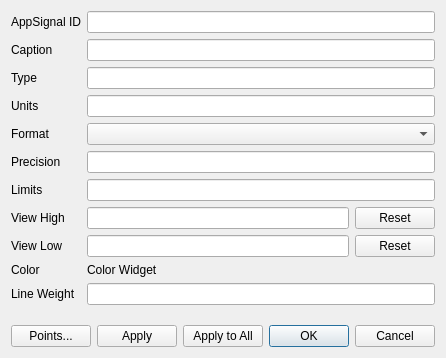
This is libs/TrendView/DialogTrendSignalProperties.ui in whiteman-kr/u7set as Qt 5 draws it before an edit. The edited form follows.
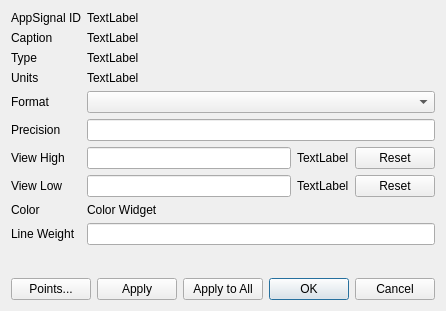
This is the edited form. Custom widgets are drawn as their Qt base class.

Commit message: RPCT-4156, TrendView: In DialogTrendSignalProperties, read-only edits were replaced by labels

Patch:
```diff
--- a/libs/TrendView/DialogTrendSignalProperties.ui
+++ b/libs/TrendView/DialogTrendSignalProperties.ui
@@ -6,37 +6,14 @@
    <rect>
     <x>0</x>
     <y>0</y>
-    <width>440</width>
-    <height>358</height>
+    <width>425</width>
+    <height>311</height>
    </rect>
   </property>
   <property name="windowTitle">
    <string>Dialog</string>
   </property>
-  <layout class="QGridLayout" name="gridLayout_2">
-   <item row="0" column="0">
     <layout class="QGridLayout" name="gridLayout">
-     <item row="1" column="0">
-      <widget class="QLabel" name="captionLabel">
-       <property name="text">
-        <string>Caption</string>
-       </property>
-      </widget>
-     </item>
-     <item row="9" column="0">
-      <widget class="QLabel" name="viewLowLabel">
-       <property name="text">
-        <string>View Low</string>
-       </property>
-      </widget>
-     </item>
-     <item row="11" column="0">
-      <widget class="QLabel" name="viewLineWeightLabel">
-       <property name="text">
-        <string>Line Weight</string>
-       </property>
-      </widget>
-     </item>
      <item row="0" column="0">
       <widget class="QLabel" name="singalIdLabel">
        <property name="text">
@@ -44,17 +21,30 @@
        </property>
       </widget>
      </item>
-     <item row="8" column="0">
-      <widget class="QLabel" name="viewHighLabel">
+   <item row="0" column="1" colspan="3">
+    <widget class="QLabel" name="labelAppSignalID">
        <property name="text">
-        <string>View High</string>
-       </property>
-      </widget>
-     </item>
-     <item row="5" column="0">
-      <widget class="QLabel" name="viewFormatLabel">
+      <string>TextLabel</string>
+     </property>
+     <property name="textInteractionFlags">
+      <set>Qt::TextInteractionFlag::TextSelectableByKeyboard|Qt::TextInteractionFlag::TextSelectableByMouse</set>
+     </property>
+    </widget>
+   </item>
+   <item row="1" column="0">
+    <widget class="QLabel" name="captionLabel">
        <property name="text">
-        <string>Format</string>
+      <string>Caption</string>
+     </property>
+    </widget>
+   </item>
+   <item row="1" column="1" colspan="3">
+    <widget class="QLabel" name="labelCaption">
+     <property name="text">
+      <string>TextLabel</string>
+     </property>
+     <property name="textInteractionFlags">
+      <set>Qt::TextInteractionFlag::TextSelectableByKeyboard|Qt::TextInteractionFlag::TextSelectableByMouse</set>
        </property>
       </widget>
      </item>
@@ -65,10 +55,13 @@
        </property>
       </widget>
      </item>
-     <item row="8" column="1">
-      <widget class="QLineEdit" name="viewHighEdit">
-       <property name="readOnly">
-        <bool>false</bool>
+   <item row="2" column="1" colspan="3">
+    <widget class="QLabel" name="labelType">
+     <property name="text">
+      <string>TextLabel</string>
+     </property>
+     <property name="textInteractionFlags">
+      <set>Qt::TextInteractionFlag::TextSelectableByKeyboard|Qt::TextInteractionFlag::TextSelectableByMouse</set>
        </property>
       </widget>
      </item>
@@ -79,123 +72,137 @@
        </property>
       </widget>
      </item>
-     <item row="6" column="0">
+   <item row="3" column="1" colspan="3">
+    <widget class="QLabel" name="labelUnits">
+     <property name="text">
+      <string>TextLabel</string>
+     </property>
+     <property name="textInteractionFlags">
+      <set>Qt::TextInteractionFlag::TextSelectableByKeyboard|Qt::TextInteractionFlag::TextSelectableByMouse</set>
+     </property>
+    </widget>
+   </item>
+   <item row="4" column="0">
+    <widget class="QLabel" name="viewFormatLabel">
+     <property name="text">
+      <string>Format</string>
+     </property>
+    </widget>
+   </item>
+   <item row="4" column="1" colspan="3">
+    <widget class="QComboBox" name="viewFormatCombo"/>
+   </item>
+   <item row="5" column="0">
       <widget class="QLabel" name="viewPrecisionLabel">
        <property name="text">
         <string>Precision</string>
        </property>
       </widget>
      </item>
-     <item row="10" column="0">
-      <widget class="QLabel" name="colorLabel">
+   <item row="5" column="1" colspan="3">
+    <widget class="QLineEdit" name="viewPrecisionEdit">
+     <property name="readOnly">
+      <bool>false</bool>
+     </property>
+    </widget>
+   </item>
+   <item row="6" column="0">
+    <widget class="QLabel" name="viewHighLabel">
        <property name="text">
-        <string>Color</string>
+      <string>View High</string>
+     </property>
+    </widget>
+   </item>
+   <item row="6" column="1">
+    <widget class="QLineEdit" name="viewHighEdit">
+     <property name="readOnly">
+      <bool>false</bool>
+     </property>
+    </widget>
+   </item>
+   <item row="6" column="2">
+    <widget class="QLabel" name="labelHigh">
+     <property name="text">
+      <string>TextLabel</string>
+     </property>
+     <property name="textInteractionFlags">
+      <set>Qt::TextInteractionFlag::TextSelectableByKeyboard|Qt::TextInteractionFlag::TextSelectableByMouse</set>
+     </property>
+    </widget>
+   </item>
+   <item row="6" column="3">
+    <widget class="QPushButton" name="resetHigh">
+     <property name="text">
+      <string>Reset</string>
        </property>
       </widget>
      </item>
      <item row="7" column="0">
-      <widget class="QLabel" name="limitsLabel">
+    <widget class="QLabel" name="viewLowLabel">
        <property name="text">
-        <string>Limits</string>
+      <string>View Low</string>
        </property>
       </widget>
      </item>
-     <item row="12" column="0">
-      <spacer name="verticalSpacer">
-       <property name="orientation">
-        <enum>Qt::Orientation::Vertical</enum>
-       </property>
-       <property name="sizeHint" stdset="0">
-        <size>
-         <width>20</width>
-         <height>40</height>
-        </size>
-       </property>
-      </spacer>
-     </item>
-     <item row="9" column="1">
+   <item row="7" column="1">
       <widget class="QLineEdit" name="viewLowEdit">
        <property name="readOnly">
         <bool>false</bool>
        </property>
       </widget>
      </item>
-     <item row="8" column="2">
-      <widget class="QPushButton" name="resetHigh">
+   <item row="7" column="2">
+    <widget class="QLabel" name="labelLow">
        <property name="text">
-        <string>Reset</string>
-       </property>
-      </widget>
-     </item>
-     <item row="7" column="1" colspan="2">
-      <widget class="QLineEdit" name="limitsEdit">
-       <property name="readOnly">
-        <bool>true</bool>
+      <string>TextLabel</string>
+     </property>
+     <property name="textInteractionFlags">
+      <set>Qt::TextInteractionFlag::TextSelectableByKeyboard|Qt::TextInteractionFlag::TextSelectableByMouse</set>
        </property>
       </widget>
      </item>
-     <item row="9" column="2">
+   <item row="7" column="3">
       <widget class="QPushButton" name="resetLow">
        <property name="text">
         <string>Reset</string>
        </property>
       </widget>
      </item>
-     <item row="6" column="1" colspan="2">
-      <widget class="QLineEdit" name="viewPrecisionEdit">
-       <property name="readOnly">
-        <bool>false</bool>
+   <item row="8" column="0">
+    <widget class="QLabel" name="colorLabel">
+     <property name="text">
+      <string>Color</string>
        </property>
       </widget>
      </item>
-     <item row="5" column="1" colspan="2">
-      <widget class="QComboBox" name="viewFormatCombo"/>
-     </item>
-     <item row="3" column="1" colspan="2">
-      <widget class="QLineEdit" name="unitsEdit">
-       <property name="readOnly">
-        <bool>true</bool>
-       </property>
-      </widget>
-     </item>
-     <item row="2" column="1" colspan="2">
-      <widget class="QLineEdit" name="typeEdit">
-       <property name="readOnly">
-        <bool>true</bool>
-       </property>
-      </widget>
-     </item>
-     <item row="1" column="1" colspan="2">
-      <widget class="QLineEdit" name="captionEdit">
-       <property name="readOnly">
-        <bool>true</bool>
-       </property>
-      </widget>
-     </item>
-     <item row="0" column="1" colspan="2">
-      <widget class="QLineEdit" name="signalIdEdit">
-       <property name="readOnly">
-        <bool>true</bool>
-       </property>
-      </widget>
-     </item>
-     <item row="10" column="1" colspan="2">
-      <widget class="ChooseColorWidget" name="colorWidget">
+   <item row="9" column="0">
+    <widget class="QLabel" name="viewLineWeightLabel">
        <property name="text">
-        <string>Color Widget</string>
+      <string>Line Weight</string>
        </property>
       </widget>
      </item>
-     <item row="11" column="1" colspan="2">
+   <item row="9" column="1" colspan="3">
       <widget class="QLineEdit" name="viewLineWeightEdit">
        <property name="readOnly">
         <bool>false</bool>
        </property>
       </widget>
      </item>
-    </layout>
+   <item row="10" column="0">
+    <spacer name="verticalSpacer">
+     <property name="orientation">
+      <enum>Qt::Orientation::Vertical</enum>
+     </property>
+     <property name="sizeHint" stdset="0">
+      <size>
+       <width>65</width>
+       <height>4</height>
+      </size>
+     </property>
+    </spacer>
    </item>
-   <item row="1" column="0">
+   <item row="11" column="0" colspan="4">
     <layout class="QHBoxLayout" name="horizontalLayout">
      <item>
       <widget class="QPushButton" name="buttonPoints">
@@ -246,6 +253,13 @@
      </item>
     </layout>
    </item>
+   <item row="8" column="1" colspan="3">
+    <widget class="ChooseColorWidget" name="colorWidget">
+     <property name="text">
+      <string>Color Widget</string>
+     </property>
+    </widget>
+   </item>
   </layout>
  </widget>
  <customwidgets>
```
Left out of the diff: 5 changed lines with no effect on the pictures. Lines whose indentation alone changed are shown as unchanged. The commit also changes 1 other file.
